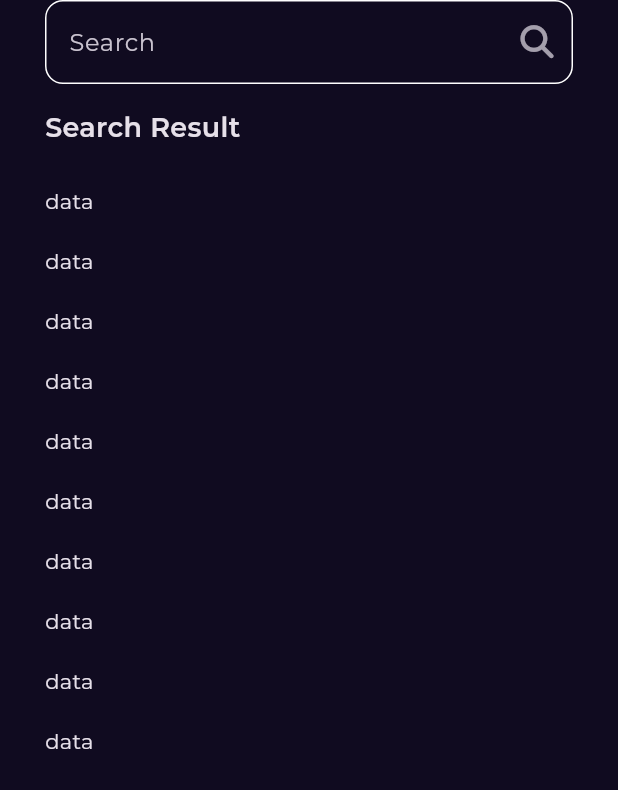
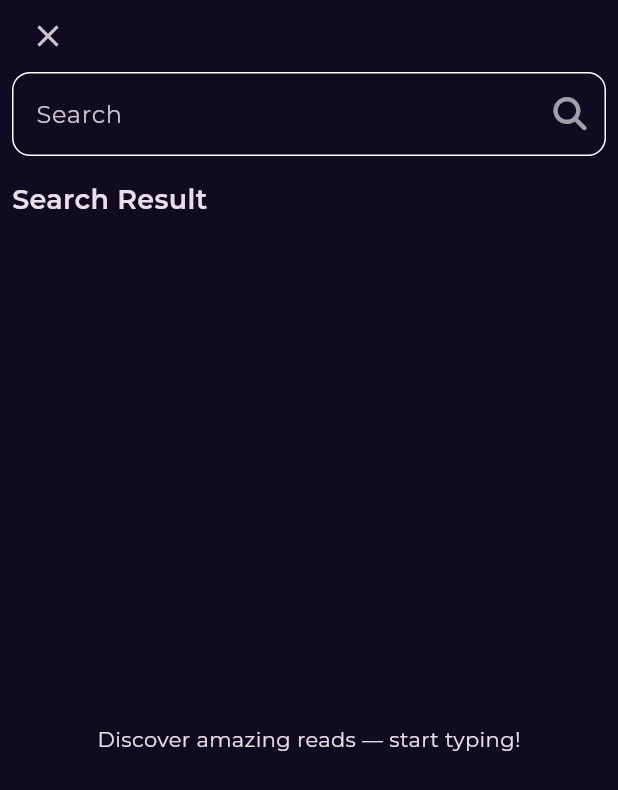
Before and after one commit to AbdelazizSameh/bookly-app, a Flutter app: the screen it shows after launch, after a tap on an icon or button, on a phone screen of 412 x 824 dp. Shown: the top 790 px of the screen. Run offline on Flutter 3.47's test engine with Material 3 defaults, Android fonts, the phone set to English and light mode, and no system bars; drawn by our look-alikes of skeletonizer; our stand-ins replace bloc, cached_network_image, dartz, dio, equatable, flutter_bloc and 5 more; network calls fail.

Commit message:
add search for the app ,and finish app

```diff
--- a/lib/Features/home/data/repos/home_repo.dart
+++ b/lib/Features/home/data/repos/home_repo.dart
@@ -14,7 +14,7 @@ abstract class HomeRepo {
   });
   Future<Either<Failure, List<BookModel>>> fetchSimilarBooks({
     required String category,
-     int? startIndex,
-     int? maxResult,
+    int? startIndex,
+    int? maxResult,
   });
 }
--- a/lib/Features/home/presentation/manager/featured_books_cubit/featured_books_cubit.dart
+++ b/lib/Features/home/presentation/manager/featured_books_cubit/featured_books_cubit.dart
@@ -25,6 +25,7 @@ class FeaturedBooksCubit extends Cubit<FeaturedBooksState> {
       (books) {
         booksList.addAll(books);
         emit(FeaturedBooksSuccess(books: List.from(booksList)));
+        startIndex += maxResult;
       },
     );
   }
--- a/lib/Features/home/presentation/manager/newest_books_cubit/newest_books_cubit.dart
+++ b/lib/Features/home/presentation/manager/newest_books_cubit/newest_books_cubit.dart
@@ -24,6 +24,7 @@ class NewestBooksCubit extends Cubit<NewestBooksState> {
       (books) {
         booksList.addAll(books);
         emit(NewestBooksSuccess(books: List.from(booksList)));
+        startIndex += maxResult;
       },
     );
   }
--- a/lib/Features/home/presentation/manager/similar_books_cubit/similar_books_cubit.dart
+++ b/lib/Features/home/presentation/manager/similar_books_cubit/similar_books_cubit.dart
@@ -25,6 +25,7 @@ class SimilarBooksCubit extends Cubit<SimilarBooksState> {
       (books) {
         booksList.addAll(books);
         emit(SimilarBooksSuccess(books: List.from(booksList)));
+        startIndex += maxResult;
       },
     );
   }
--- a/lib/Features/home/presentation/views/widgets/best_seller_book_item.dart
+++ b/lib/Features/home/presentation/views/widgets/best_seller_book_item.dart
@@ -15,7 +15,7 @@ class BestSellerBookItem extends StatelessWidget {
   final BookModel book;
   @override
   Widget build(BuildContext context) {
-    var bookState = BlocProvider.of<NewestBooksCubit>(context).state;
+    final bookState = BlocProvider.of<NewestBooksCubit>(context).state;
 
     return GestureDetector(
       onTap: () =>
@@ -25,7 +25,7 @@ class BestSellerBookItem extends StatelessWidget {
         child: Row(
           children: [
             bookState is NewestBooksLoading
-                ? PlaceholderHorizontalListViewItem()
+                ? const PlaceholderHorizontalListViewItem()
                 : CustomBookImage(book: book),
             const SizedBox(width: 30),
             Expanded(
--- a/lib/Features/home/presentation/views/widgets/custom_book_item.dart
+++ b/lib/Features/home/presentation/views/widgets/custom_book_item.dart
@@ -15,7 +15,7 @@ class CustomBookImage extends StatelessWidget {
       child: AspectRatio(
         aspectRatio: 2.45 / 4,
         child: Hero(
-          tag: book.etag!,
+          tag: book.etag ?? '${book.hashCode}',
           child: ClipRRect(
             borderRadius: BorderRadius.circular(12),
             child: CachedNetworkImage(
--- a/lib/Features/home/presentation/views/widgets/featured_books_list_view.dart
+++ b/lib/Features/home/presentation/views/widgets/featured_books_list_view.dart
@@ -24,8 +24,7 @@ class _FeaturedBooksListViewState extends State<FeaturedBooksListView> {
     _scrollController.addListener(() async {
       if (_scrollController.position.pixels ==
           _scrollController.position.maxScrollExtent) {
-        var featuredCubit = context.read<FeaturedBooksCubit>();
-        featuredCubit.startIndex += featuredCubit.maxResult;
+        final featuredCubit = context.read<FeaturedBooksCubit>();
         featuredCubit.fetchFeaturedBooks();
       }
     });
--- a/lib/Features/home/presentation/views/widgets/home_view_body.dart
+++ b/lib/Features/home/presentation/views/widgets/home_view_body.dart
@@ -1,12 +1,3 @@
-import 'package:bookly_app/core/utils/styles.dart';
-import 'package:flutter/material.dart';
-import 'package:flutter_bloc/flutter_bloc.dart';
-import 'package:skeletonizer/skeletonizer.dart';
-import '../../manager/featured_books_cubit/featured_books_cubit.dart';
-import '../../manager/newest_books_cubit/newest_books_cubit.dart';
-import 'best_seller_books_list_view.dart';
-import 'custom_app_bar.dart';
-import 'featured_books_list_view.dart';
 import 'package:bookly_app/core/utils/styles.dart';
 import 'package:flutter/material.dart';
 import 'package:flutter_bloc/flutter_bloc.dart';
@@ -36,8 +27,7 @@ class _HomeViewBodyState extends State<HomeViewBody> {
     _scrollController.addListener(() async {
       if (_scrollController.position.pixels ==
           _scrollController.position.maxScrollExtent) {
-        var newestCubit = context.read<NewestBooksCubit>();
-        newestCubit.startIndex += newestCubit.maxResult;
+        final newestCubit = context.read<NewestBooksCubit>();
         newestCubit.fetchNewestBooks();
       }
     });
--- a/lib/Features/home/presentation/views/widgets/similar_books_list_view.dart
+++ b/lib/Features/home/presentation/views/widgets/similar_books_list_view.dart
@@ -27,8 +27,7 @@ class _SimilarBooksListViewState extends State<SimilarBooksListView> {
     _scrollController.addListener(() async {
       if (_scrollController.position.pixels ==
           _scrollController.position.maxScrollExtent) {
-        var featuredCubit = context.read<SimilarBooksCubit>();
-        featuredCubit.startIndex += featuredCubit.maxResult;
+        final featuredCubit = context.read<SimilarBooksCubit>();
         featuredCubit.fetchSimilarBooks(
           category: book.volumeInfo?.categories?[0] ?? "programming",
         );
--- /dev/null
+++ b/lib/Features/search/presentation/manager/search_book_cubit/search_book_state.dart
@@ -0,0 +1,26 @@
+part of 'search_book_cubit.dart';
+
+sealed class SearchBookState extends Equatable {
+  const SearchBookState();
+
+  @override
+  List<Object> get props => [];
+}
+
+final class SearchBookInitial extends SearchBookState {}
+
+final class SearchBookLoading extends SearchBookState {}
+
+final class SearchBookFailure extends SearchBookState {
+  final String errMessage;
+
+  const SearchBookFailure({required this.errMessage});
+}
+
+final class SearchBookSuccess extends SearchBookState {
+  final List<BookModel> books;
+
+  const SearchBookSuccess({required this.books});
+  @override
+  List<Object> get props => [books];
+}
--- a/lib/Features/search/presentation/views/search_result_view.dart
+++ /dev/null
@@ -1,20 +0,0 @@
-import 'package:flutter/material.dart';
-
-class SearchResultListView extends StatelessWidget {
-  const SearchResultListView({super.key});
-
-  @override
-  Widget build(BuildContext context) {
-    return ListView.builder(
-      padding: EdgeInsets.zero,
-      itemCount: 10,
-      itemBuilder: (context, index) {
-        return const Padding(
-          padding: EdgeInsets.symmetric(vertical: 10),
-          // child: BookListViewItem(),
-          child: Text('data'),
-        );
-      },
-    );
-  }
-}
--- a/lib/Features/search/presentation/views/widgets/custom_search_text_field.dart
+++ b/lib/Features/search/presentation/views/widgets/custom_search_text_field.dart
@@ -1,18 +1,49 @@
 import 'package:flutter/material.dart';
+import 'package:flutter_bloc/flutter_bloc.dart';
 import 'package:font_awesome_flutter/font_awesome_flutter.dart';
 
-class CustomSearchTextField extends StatelessWidget {
+import '../../manager/search_book_cubit/search_book_cubit.dart';
+
+class CustomSearchTextField extends StatefulWidget {
   const CustomSearchTextField({super.key});
 
   @override
+  State<CustomSearchTextField> createState() => _CustomSearchTextFieldState();
+}
+
+class _CustomSearchTextFieldState extends State<CustomSearchTextField> {
+  final TextEditingController _controller = TextEditingController();
+  @override
+  void dispose() {
+    _controller.dispose();
+    super.dispose();
+  }
+
+  @override
   Widget build(BuildContext context) {
+    final searchCubit = context.read<SearchBookCubit>();
     return TextField(
+      onTapOutside: (event) => FocusManager.instance.primaryFocus?.unfocus(),
+      controller: _controller,
+      onSubmitted: (value) {
+        searchCubit.searchFreeBooks(
+          intitleString: _controller.text.trim(),
+          newSearch: true,
+          newCategoryStartIndex: 0,
+        );
+      },
+
       decoration: InputDecoration(
         enabledBorder: buildOutlineInputBorder(),
         focusedBorder: buildOutlineInputBorder(),
         hintText: 'Search',
+
         suffixIcon: IconButton(
-          onPressed: () {},
+          onPressed: () => searchCubit.searchFreeBooks(
+            intitleString: _controller.text.trim(),
+            newSearch: true,
+            newCategoryStartIndex: 0,
+          ),
           icon: const Opacity(
             opacity: .8,
             child: Icon(FontAwesomeIcons.magnifyingGlass, size: 22),
--- /dev/null
+++ b/lib/Features/search/presentation/views/widgets/search_result_view.dart
@@ -0,0 +1,85 @@
+import 'package:bookly_app/Features/home/data/models/book_model/book_model.dart';
+import 'package:bookly_app/Features/search/presentation/manager/search_book_cubit/search_book_cubit.dart';
+import 'package:flutter/material.dart';
+import 'package:flutter_bloc/flutter_bloc.dart';
+
+import '../../../../../core/widgets/custom_error_widget.dart';
+import '../../../../home/presentation/views/widgets/best_seller_book_item.dart';
+
+class SearchResultListView extends StatefulWidget {
+  const SearchResultListView({super.key});
+
+  @override
+  State<SearchResultListView> createState() => _SearchResultListViewState();
+}
+
+class _SearchResultListViewState extends State<SearchResultListView> {
+  final ScrollController _scrollController = ScrollController();
+  @override
+  void initState() {
+    scrollAndPaginationMethod();
+    super.initState();
+  }
+
+  void scrollAndPaginationMethod() {
+    _scrollController.addListener(() async {
+      if (_scrollController.position.pixels ==
+          _scrollController.position.maxScrollExtent) {
+        final searchCubit = context.read<SearchBookCubit>();
+        searchCubit.searchFreeBooks();
+      }
+    });
+  }
+
+  @override
+  void dispose() {
+    _scrollController.dispose();
+    super.dispose();
+  }
+
+  @override
+  Widget build(BuildContext context) {
+    return BlocBuilder<SearchBookCubit, SearchBookState>(
+      builder: (context, state) {
+        if (state is SearchBookSuccess) {
+          if (state.books.isEmpty) {
+            return const Center(
+              child: Text('We couldn\'t find any books matching your search.'),
+            );
+          }
+          return ListView.separated(
+            controller: _scrollController,
+            padding: const EdgeInsets.symmetric(horizontal: 12),
+            physics: const BouncingScrollPhysics(),
+            itemCount: state.books.length,
+            itemBuilder: (context, index) {
+              if (index < state.books.length - 1) {
+                return BestSellerBookItem(book: state.books[index]);
+              } else {
+                return const Center(child: CircularProgressIndicator());
+              }
+            },
+
+            separatorBuilder: (context, index) => const SizedBox(height: 20),
+          );
+        } else if (state is SearchBookFailure) {
+          return CustomErrorWidget(errMessage: state.errMessage);
+        } else if (state is SearchBookInitial) {
+          return const Center(
+            child: Text('Discover amazing reads — start typing!'),
+          );
+        } else {
+          return ListView.separated(
+            padding: const EdgeInsets.symmetric(horizontal: 12),
+            itemCount: 10,
+            itemBuilder: (context, index) {
+              return const BestSellerBookItem(book: BookModel());
+            },
+
+            separatorBuilder: (context, index) => const SizedBox(height: 20),
+          );
+        }
+      },
+    );
+  }
+}
--- a/lib/Features/search/presentation/views/widgets/search_view_body.dart
+++ b/lib/Features/search/presentation/views/widgets/search_view_body.dart
@@ -1,24 +1,49 @@
+import 'dart:math';
+
+import 'package:bookly_app/Features/search/presentation/manager/search_book_cubit/search_book_cubit.dart';
 import 'package:bookly_app/Features/search/presentation/views/widgets/custom_search_text_field.dart';
 import 'package:flutter/material.dart';
+import 'package:flutter_bloc/flutter_bloc.dart';
+import 'package:go_router/go_router.dart';
+import 'package:skeletonizer/skeletonizer.dart';
 import '../../../../../core/utils/styles.dart';
-import '../search_result_view.dart';
+import 'search_result_view.dart';
 
 class SearchViewBody extends StatelessWidget {
   const SearchViewBody({super.key});
 
   @override
   Widget build(BuildContext context) {
-    return Padding(
-      padding: const EdgeInsets.symmetric(horizontal: 30),
-      child: Column(
-        crossAxisAlignment: CrossAxisAlignment.start,
-        children: const [
-          CustomSearchTextField(),
-          SizedBox(height: 16),
-          Text('Search Result', style: Styles.textStyle18),
-          SizedBox(height: 16),
-          Expanded(child: SearchResultListView()),
-        ],
+    return SafeArea(
+      child: Padding(
+        padding: const EdgeInsets.symmetric(horizontal: 8.0),
+        child: Column(
+          crossAxisAlignment: CrossAxisAlignment.start,
+          children: [
+            IconButton(
+              padding: EdgeInsets.zero,
+              onPressed: () => GoRouter.of(context).pop(),
+              icon: Icon(Icons.close),
+            ),
+            const CustomSearchTextField(),
+            const SizedBox(height: 16),
+            const Text('Search Result', style: Styles.textStyle18),
+            const SizedBox(height: 16),
+            BlocSelector<SearchBookCubit, SearchBookState, bool>(
+              selector: (state) {
+                return state is SearchBookLoading;
+              },
+              builder: (context, state) {
+                return Expanded(
+                  child: Skeletonizer(
+                    enabled: state,
+                    child: const SearchResultListView(),
+                  ),
+                );
+              },
+            ),
+          ],
+        ),
       ),
     );
   }
--- a/lib/core/utils/app_router.dart
+++ b/lib/core/utils/app_router.dart
@@ -1,6 +1,8 @@
 import 'package:bookly_app/Features/home/data/models/book_model/book_model.dart';
 import 'package:bookly_app/Features/home/presentation/manager/similar_books_cubit/similar_books_cubit.dart';
 import 'package:bookly_app/Features/home/presentation/views/details_view.dart';
+import 'package:bookly_app/Features/search/data/repos/search_repo_implementation.dart';
+import 'package:bookly_app/Features/search/presentation/manager/search_book_cubit/search_book_cubit.dart';
 import 'package:bookly_app/Features/search/presentation/views/search_view.dart';
 import 'package:bookly_app/core/utils/service_locator.dart';
 import 'package:flutter_bloc/flutter_bloc.dart';
@@ -30,7 +32,11 @@ abstract class AppRouter {
       ),
       GoRoute(
         path: RoutePath.kSearchView,
-        builder: (context, state) => const SearchView(),
+        builder: (context, state) => BlocProvider(
+          create: (context) =>
+              SearchBookCubit(getIt.get<SearchRepoImplementation>()),
+          child: const SearchView(),
+        ),
       ),
     ],
   );
--- a/lib/core/utils/service_locator.dart
+++ b/lib/core/utils/service_locator.dart
@@ -1,3 +1,5 @@
+import 'package:bookly_app/Features/search/data/repos/search_repo_implementation.dart';
+
 import '/Features/home/data/repos/home_repo_implementation.dart';
 import 'package:dio/dio.dart';
 import 'package:get_it/get_it.dart';
@@ -10,4 +12,7 @@ void setupServiceLocator() {
   getIt.registerSingleton<HomeRepoImplementation>(
     HomeRepoImplementation(apiService: getIt.get<ApiService>()),
   );
+  getIt.registerSingleton<SearchRepoImplementation>(
+    SearchRepoImplementation(apiService: getIt.get<ApiService>()),
+  );
 }
```
Also changed, not shown: lib/Features/search/data/repos/search_repo.dart (added, +12 -0 lines), lib/Features/search/data/repos/search_repo_implementation.dart (added, +36 -0 lines), lib/Features/search/presentation/manager/search_book_cubit/search_book_cubit.dart (added, +45 -0 lines).
